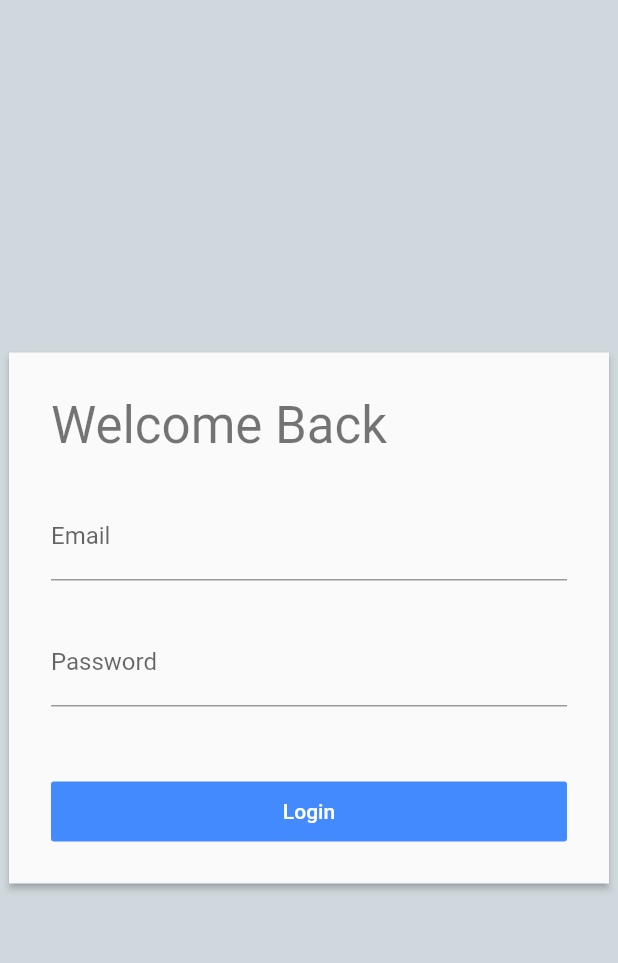
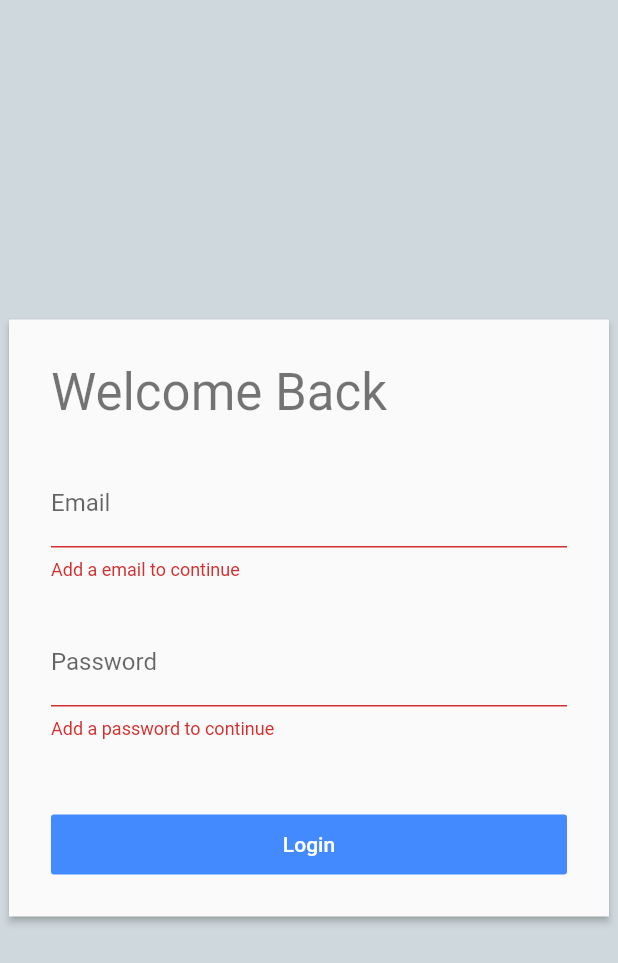
Before and after one commit to Jujubalandia/links_landing_page, a Flutter app: the LoginPage screen opened by its route, after a tap on "Login", on a phone screen of 412 x 824 dp. Shown: the top 963 px of the screen. Run offline on Flutter 3.47's test engine with Material 2 defaults, Android fonts, the phone set to English and light mode, and no system bars; our stand-ins replace cloud_firestore; missing offline and left inert: dart:html; accounts and stored records are empty; network calls fail.

Commit message:
valitadion fields - implemented

```diff
--- a/lib/login_page/login_page.dart
+++ b/lib/login_page/login_page.dart
@@ -31,7 +31,13 @@ class LoginPage extends StatelessWidget {
                     ),
                     TextFormField(
                       validator: (value) {
-                        return value.isEmpty ? 'Valid email needed' : null;
+                        if (value.isEmpty) {
+                          return 'Add a email to continue';
+                        } else if (!isValidEmail(value)) {
+                          return 'Valid email needed';
+                        } else {
+                          return null;
+                        }
                       },
                       controller: _emailController,
                       decoration: InputDecoration(
@@ -44,7 +50,13 @@ class LoginPage extends StatelessWidget {
                     TextFormField(
                       obscureText: true,
                       validator: (value) {
-                        return value.isEmpty ? 'A password is needed' : null;
+                        if (value.isEmpty) {
+                          return 'Add a password to continue';
+                        } else if (value.length < 6) {
+                          return 'Password must be have more than 6';
+                        } else {
+                          return null;
+                        }
                       },
                       controller: _passwordController,
                       decoration: InputDecoration(
@@ -58,7 +70,9 @@ class LoginPage extends StatelessWidget {
                       height: 40,
                       width: double.infinity,
                       child: FlatButton(
-                        onPressed: () {},
+                        onPressed: () {
+                          _formKey.currentState.validate();
+                        },
                         child: Text(
                           'Login',
                           style: TextStyle(color: Colors.white),
@@ -76,3 +90,9 @@ class LoginPage extends StatelessWidget {
     );
   }
 }
+
+bool isValidEmail(String email) {
+  return RegExp(
+          r"^[a-zA-Z0-9.a-zA-Z0-9.!#$%&'*+-/=?^_`{|}~]+@[a-zA-Z0-9]+\.[a-zA-Z]+")
+      .hasMatch(email);
+}
```
